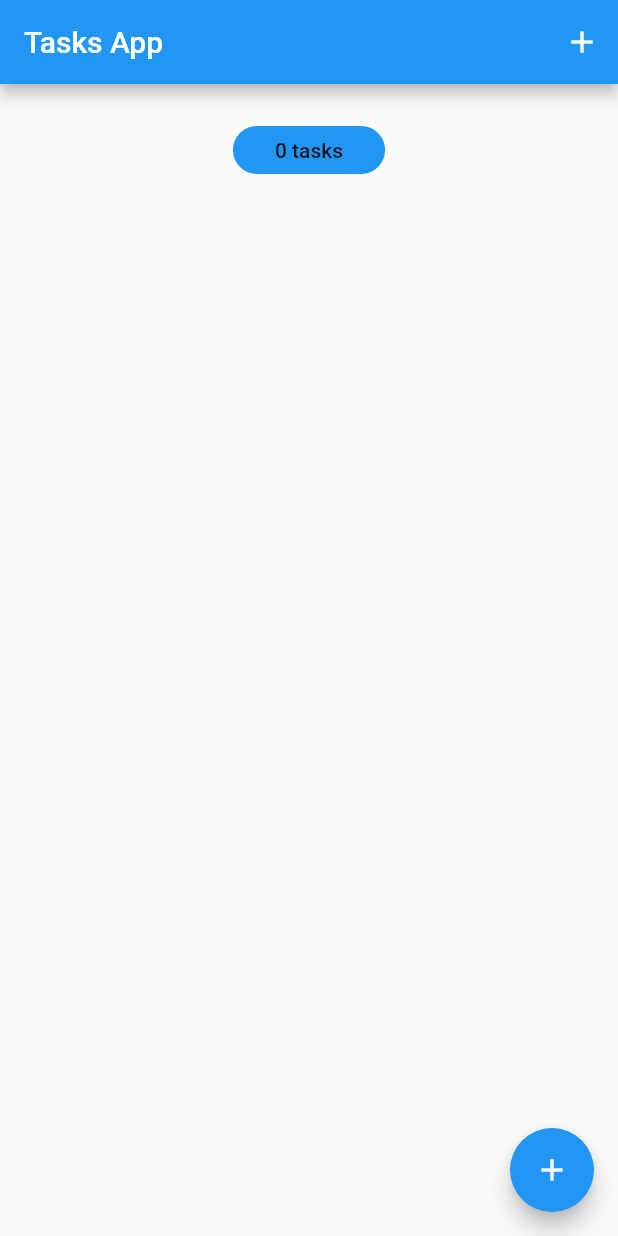
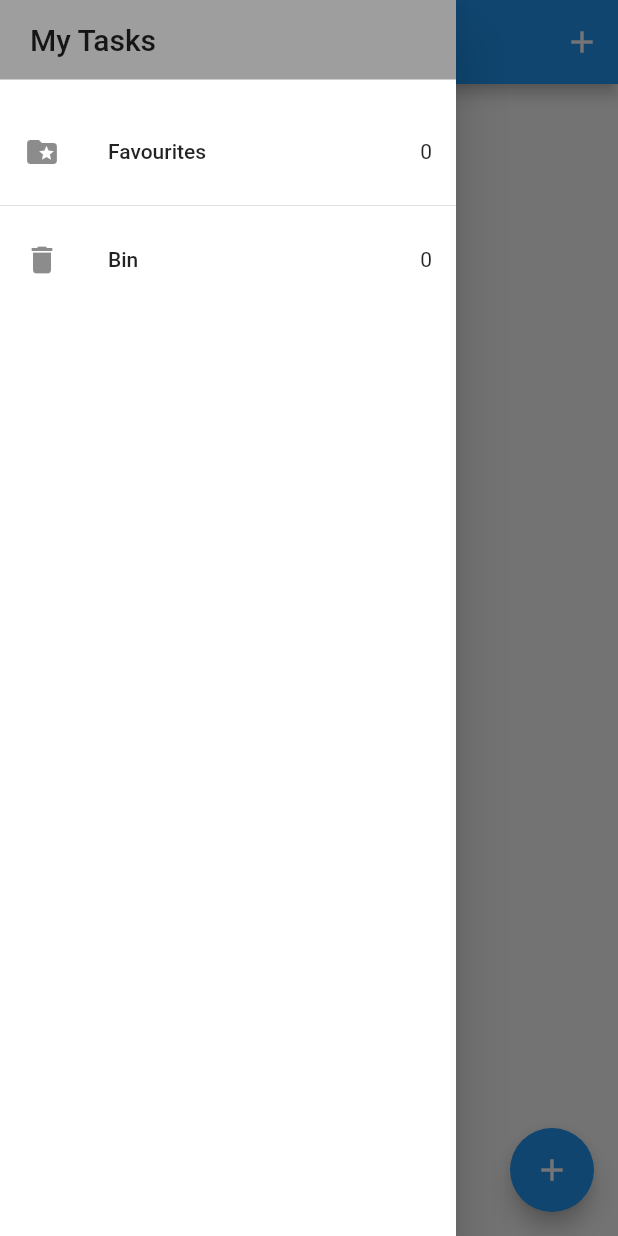
Before and after one commit to georgetacanisag/tasks_app_bloc_flutter, a Flutter app: the screen it shows after launch, with the side drawer open (before the commit the screen has no drawer), on a phone screen of 412 x 824 dp. Run offline on Flutter 3.47's test engine with Material 2 defaults, Android fonts, the phone set to English and light mode, and no system bars; our stand-ins replace equatable, flutter_bloc, hydrated_bloc.

Commit message:
app drawer

```diff
--- a/lib/screens/tasks_screen.dart
+++ b/lib/screens/tasks_screen.dart
@@ -1,5 +1,6 @@
 import 'package:flutter/material.dart';
 import 'package:tasks_app_bloc_flutter/models/task.dart';
+import 'package:tasks_app_bloc_flutter/widgets/app_drawer.dart';
 import 'package:tasks_app_bloc_flutter/widgets/tasks_list.dart';
 
 import '../blocs/bloc_exports.dart';
@@ -38,6 +39,7 @@ class TasksScreen extends StatelessWidget {
               )
             ],
           ),
+          drawer: const AppDrawer(),
           body: SingleChildScrollView(
             child: Column(
               crossAxisAlignment: CrossAxisAlignment.center,
--- /dev/null
+++ b/lib/widgets/app_drawer.dart
@@ -0,0 +1,41 @@
+import 'package:flutter/material.dart';
+
+class AppDrawer extends StatelessWidget {
+  const AppDrawer({Key? key}) : super(key: key);
+
+  @override
+  Widget build(BuildContext context) {
+    return SafeArea(
+      child: Drawer(
+        backgroundColor: Colors.white,
+        child: Column(
+          children: [
+            Container(
+              width: double.infinity,
+              padding: const EdgeInsets.symmetric(vertical: 15, horizontal: 20),
+              color: Colors.grey,
+              child: Text(
+                "My Tasks",
+                style: Theme.of(context).textTheme.headline6,
+              ),
+            ),
+            const SizedBox(
+              height: 20,
+            ),
+            const ListTile(
+              leading: Icon(Icons.folder_special),
+              title: Text("Favourites"),
+              trailing: Text("0"),
+            ),
+            const Divider(),
+            const ListTile(
+              leading: Icon(Icons.delete),
+              title: Text("Bin"),
+              trailing: Text("0"),
+            )
+          ],
+        ),
+      ),
+    );
+  }
+}
```
